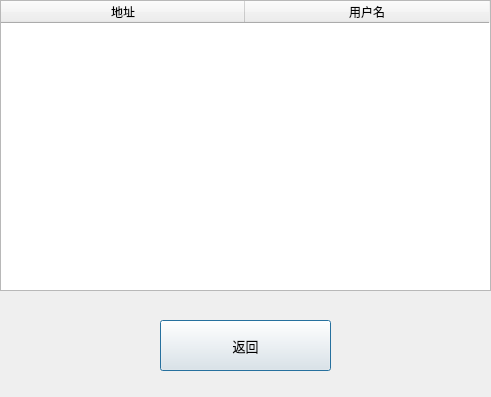
Before: the Qt Designer form client/playerlist.ui in dishangti/SpecArt, drawn with Qt 5.
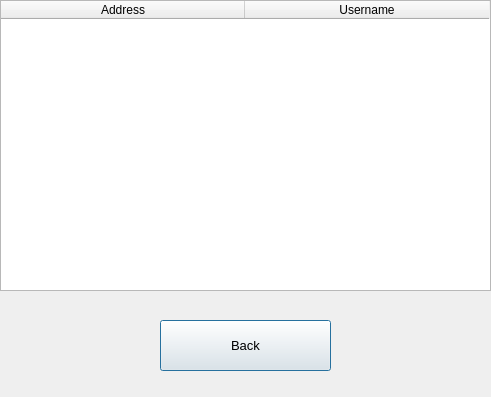
After: the same form once the commit is applied.

```diff
--- a/client/playerlist.ui
+++ b/client/playerlist.ui
@@ -27,12 +27,12 @@
    </attribute>
    <column>
     <property name="text">
-     <string>地址</string>
+     <string>Address</string>
     </property>
    </column>
    <column>
     <property name="text">
-     <string>用户名</string>
+     <string>Username</string>
     </property>
    </column>
   </widget>
@@ -51,7 +51,7 @@
     </font>
    </property>
    <property name="text">
-    <string>返回</string>
+    <string>Back</string>
    </property>
   </widget>
  </widget>
```
